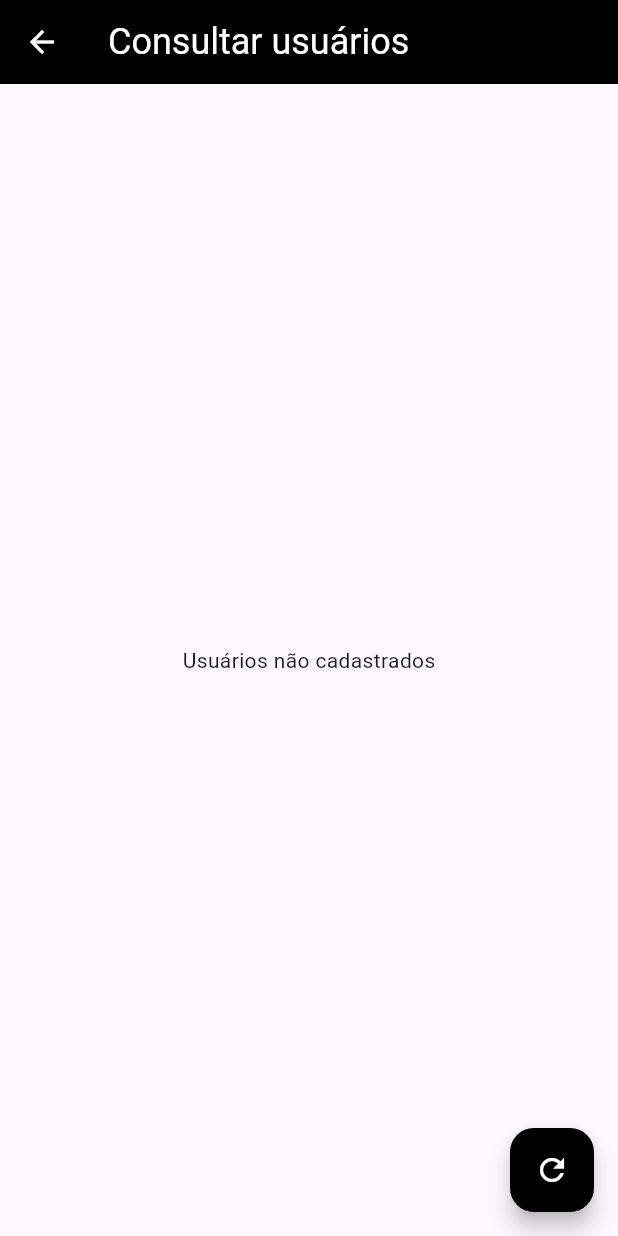
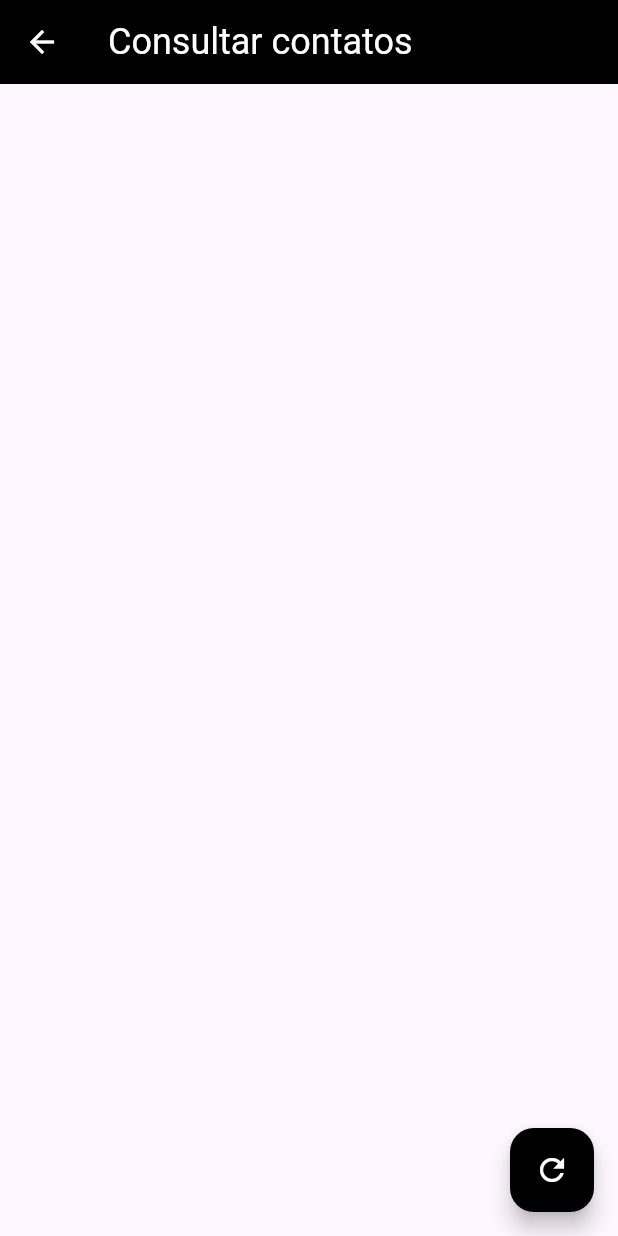
Before and after one commit to atevilson/App-Clean-Code, a Flutter app: the UserListPage screen opened directly, on a phone screen of 412 x 824 dp. Run offline on Flutter 3.47's test engine with Material 3 defaults, Android fonts, the light colour scheme and no system bars; our stand-ins replace equatable, flutter_bloc.

Commit message:
ajuste texto app bar, e substituição de msg por um sizedBox shrink

```diff
--- a/lib/src/features/user/presentation/pages/user_list_page.dart
+++ b/lib/src/features/user/presentation/pages/user_list_page.dart
@@ -14,7 +14,7 @@ class UserListPage extends StatelessWidget {
   Widget build(BuildContext context) {
     return Scaffold(
       appBar: AppBar(
-        title: const Text("Consultar usuários"),
+        title: const Text("Consultar contatos"),
       ),
       body: BlocBuilder<UserBloc, UserState>(
         builder: (context, state) {
@@ -37,10 +37,8 @@ class UserListPage extends StatelessWidget {
             return Center(
               child: Text(state.message),
             );
-          }
-          return const Center(
-            child: Text("Usuários não cadastrados"),
-          );
+        }
+          return const SizedBox.shrink();
         },
       ),
       floatingActionButton: FloatingActionButton(
```
